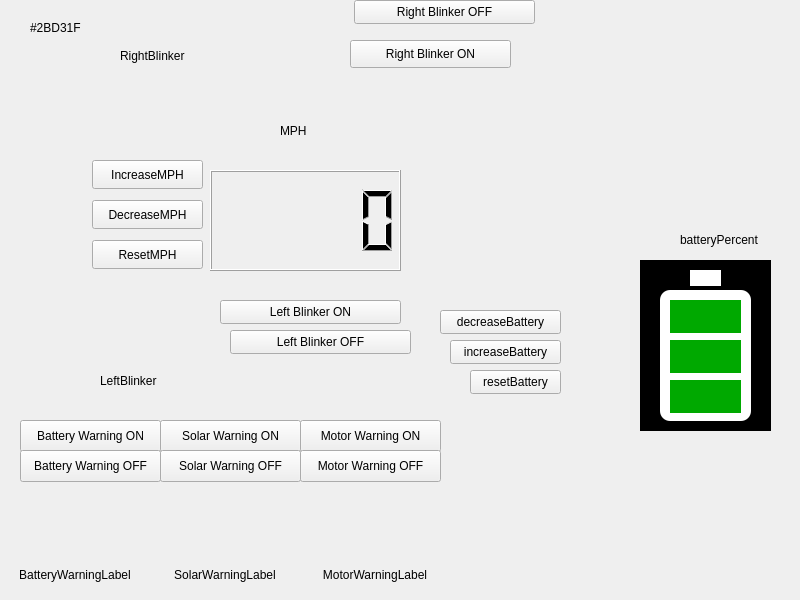
UCR-Solar-Car/DriverInterface, file mainwindow.ui: the form before one commit.
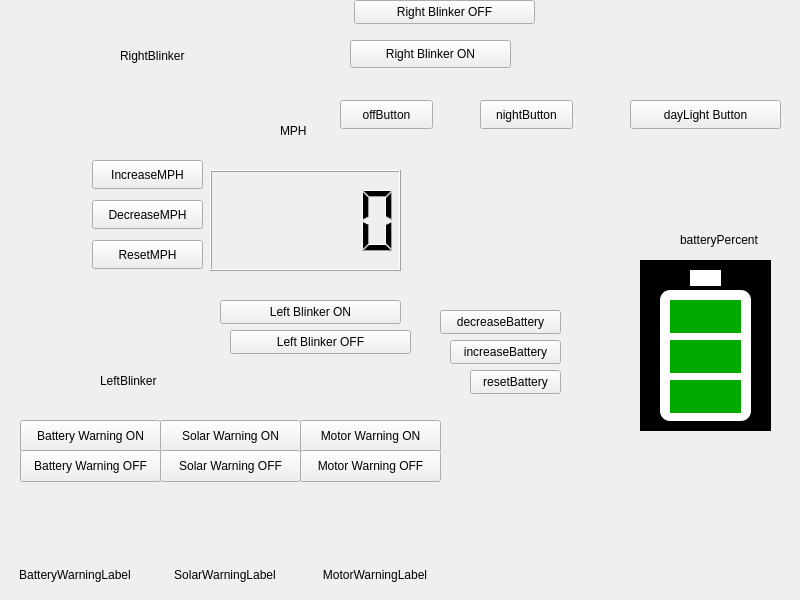
The form after the commit.

Commit message: Added Headlight widgets with others

```diff
--- a/mainwindow.ui
+++ b/mainwindow.ui
@@ -246,19 +246,6 @@
      <string>ResetMPH</string>
     </property>
    </widget>
-   <widget class="QLabel" name="blinkerColor">
-    <property name="geometry">
-     <rect>
-      <x>30</x>
-      <y>20</y>
-      <width>81</width>
-      <height>16</height>
-     </rect>
-    </property>
-    <property name="text">
-     <string>#2BD31F</string>
-    </property>
-   </widget>
    <widget class="QLCDNumber" name="MPH">
     <property name="geometry">
      <rect>
@@ -481,6 +468,71 @@
      <enum>Qt::AutoText</enum>
     </property>
    </widget>
+   <widget class="QPushButton" name="dayLightButton">
+    <property name="geometry">
+     <rect>
+      <x>630</x>
+      <y>100</y>
+      <width>151</width>
+      <height>29</height>
+     </rect>
+    </property>
+    <property name="text">
+     <string>dayLight Button</string>
+    </property>
+   </widget>
+   <widget class="QPushButton" name="offButton">
+    <property name="geometry">
+     <rect>
+      <x>340</x>
+      <y>100</y>
+      <width>93</width>
+      <height>29</height>
+     </rect>
+    </property>
+    <property name="text">
+     <string>offButton</string>
+    </property>
+   </widget>
+   <widget class="QPushButton" name="pushButton">
+    <property name="geometry">
+     <rect>
+      <x>480</x>
+      <y>100</y>
+      <width>93</width>
+      <height>29</height>
+     </rect>
+    </property>
+    <property name="text">
+     <string>nightButton</string>
+    </property>
+   </widget>
+   <widget class="QLabel" name="nightLight">
+    <property name="geometry">
+     <rect>
+      <x>480</x>
+      <y>120</y>
+      <width>131</width>
+      <height>81</height>
+     </rect>
+    </property>
+    <property name="text">
+     <string/>
+    </property>
+   </widget>
+   <widget class="QLabel" name="dayLight">
+    <property name="geometry">
+     <rect>
+      <x>640</x>
+      <y>120</y>
+      <width>131</width>
+      <height>81</height>
+     </rect>
+    </property>
+    <property name="text">
+     <string/>
+    </property>
+   </widget>
    <zorder>label_4</zorder>
    <zorder>warnLabelBatteryHeat</zorder>
    <zorder>warnLabelSolarHeat</zorder>
```
Left out of the diff: 6 changed lines with no effect on the pictures.
